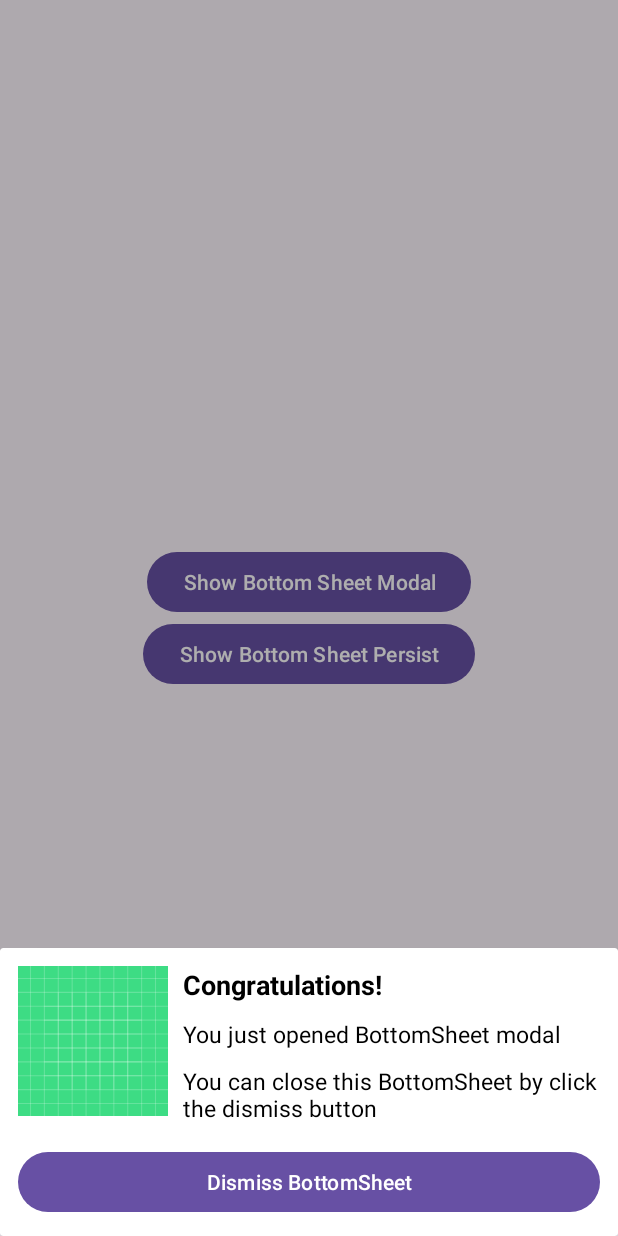
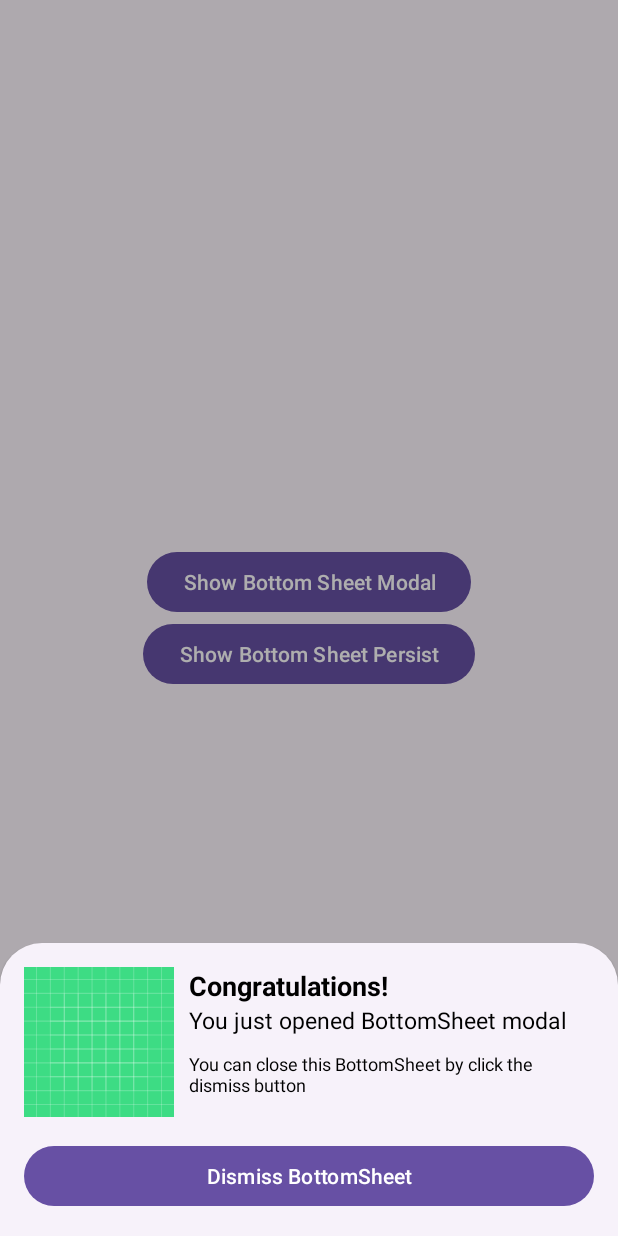
Before and after one commit to lckmnzans/example-BottomSheet, an Android app: the screen it shows after launch (MainActivity), after a tap on "Show Bottom Sheet Modal", on a phone screen of 412 x 824 dp. Run offline under Robolectric (Android 15) with nearby library versions, the phone set to English and light mode, and no system bars.

Commit message:
implementation finished

```diff
--- a/app/src/main/java/com/simple/bottomsheet/MainActivity.kt
+++ b/app/src/main/java/com/simple/bottomsheet/MainActivity.kt
@@ -35,5 +35,32 @@ class MainActivity : AppCompatActivity() {
 
         val bottomSheet: View = findViewById(R.id.bottom_sheet)
         val bottomSheetBehavior: BottomSheetBehavior<*> = BottomSheetBehavior.from(bottomSheet)
+        /*
+        * state in BottomSheetPersist
+        * - if BottomSheet state is hidden, it can only be expanded programmatically not by using slide up gesture
+        * - the BottomSheet hidden state can only be set by setting behavior_hideable to true
+        * */
+        bottomSheetBehavior.addBottomSheetCallback(object: BottomSheetBehavior.BottomSheetCallback() {
+            override fun onStateChanged(bottomSheet: View, newState: Int) {
+                when (newState) {
+                    BottomSheetBehavior.STATE_EXPANDED -> {
+                        btnShowBottomSheetPersist.setOnClickListener {
+                            bottomSheetBehavior.state = BottomSheetBehavior.STATE_HIDDEN
+                        }
+                    }
+                    else -> {
+                        btnShowBottomSheetPersist.setOnClickListener {
+                            bottomSheetBehavior.state = BottomSheetBehavior.STATE_EXPANDED
+                        }
+                    }
+                }
+            }
+
+            override fun onSlide(bottomSheet: View, slideOffset: Float) {
+                //
+            }
+        })
+
+
     }
 }
--- a/app/src/main/res/layout/bottom_sheet_modal.xml
+++ b/app/src/main/res/layout/bottom_sheet_modal.xml
@@ -1,25 +1,32 @@
 <?xml version="1.0" encoding="utf-8"?>
-<androidx.cardview.widget.CardView xmlns:android="http://schemas.android.com/apk/res/android"
+<androidx.constraintlayout.widget.ConstraintLayout xmlns:android="http://schemas.android.com/apk/res/android"
+    xmlns:tools="http://schemas.android.com/tools"
     android:layout_width="match_parent"
-    android:layout_height="wrap_content">
+    android:layout_height="wrap_content"
+    xmlns:app="http://schemas.android.com/apk/res-auto">
+
     <RelativeLayout
         android:layout_width="match_parent"
         android:layout_height="wrap_content"
-        android:layout_margin="2dp">
+        android:layout_margin="16dp"
+        app:layout_constraintEnd_toEndOf="parent"
+        app:layout_constraintStart_toStartOf="parent"
+        app:layout_constraintTop_toTopOf="parent"
+        app:layout_constraintBottom_toBottomOf="parent">
 
         <ImageView
             android:id="@+id/iv_bottom_sheet_modal"
             android:layout_width="100dp"
             android:layout_height="100dp"
-            android:layout_margin="10dp"
-            android:src="@drawable/ic_launcher_background" />
+            android:layout_marginEnd="10dp"
+            android:layout_marginBottom="10dp"
+            android:src="@drawable/ic_launcher_background"
+            tools:ignore="ContentDescription" />
 
         <TextView
             android:id="@+id/tv_title"
             android:layout_width="match_parent"
             android:layout_height="wrap_content"
-            android:layout_marginTop="10dp"
-            android:layout_marginEnd="10dp"
             android:layout_toEndOf="@id/iv_bottom_sheet_modal"
             android:text="@string/title"
             android:textColor="@color/black"
@@ -31,8 +38,6 @@
             android:layout_width="match_parent"
             android:layout_height="wrap_content"
             android:layout_below="@id/tv_title"
-            android:layout_marginTop="10dp"
-            android:layout_marginEnd="10dp"
             android:layout_toEndOf="@id/iv_bottom_sheet_modal"
             android:text="@string/message1"
             android:textColor="@color/black"
@@ -44,24 +49,20 @@
             android:layout_height="wrap_content"
             android:layout_below="@id/tv_message"
             android:layout_marginTop="10dp"
-            android:layout_marginEnd="10dp"
             android:layout_toEndOf="@id/iv_bottom_sheet_modal"
             android:text="@string/desc1"
             android:textColor="@color/black"
-            android:textSize="15sp" />
+            android:textSize="12sp" />
 
         <Button
             android:id="@+id/btn_dismiss"
             android:layout_width="match_parent"
             android:layout_height="wrap_content"
             android:layout_below="@id/iv_bottom_sheet_modal"
-            android:layout_marginStart="10dp"
-            android:layout_marginTop="10dp"
-            android:layout_marginEnd="10dp"
-            android:layout_marginBottom="10dp"
+            android:layout_marginTop="5dp"
             android:text="@string/dismiss"
             android:textAllCaps="false" />
 
     </RelativeLayout>
 
-</androidx.cardview.widget.CardView>
+</androidx.constraintlayout.widget.ConstraintLayout>
--- a/app/src/main/res/layout/bottom_sheet_persist.xml
+++ b/app/src/main/res/layout/bottom_sheet_persist.xml
@@ -1,11 +1,12 @@
 <?xml version="1.0" encoding="utf-8"?>
 <androidx.cardview.widget.CardView xmlns:android="http://schemas.android.com/apk/res/android"
+    xmlns:app="http://schemas.android.com/apk/res-auto"
+    android:id="@+id/bottom_sheet"
     android:layout_width="match_parent"
     android:layout_height="wrap_content"
-    xmlns:app="http://schemas.android.com/apk/res-auto"
-    android:id="@+id/bottom_sheet"
-    app:behavior_hideable="false"
+    app:behavior_hideable="true"
     app:behavior_peekHeight="15dp"
+    app:behavior_skipCollapsed="false"
     app:layout_behavior="com.google.android.material.bottomsheet.BottomSheetBehavior">
 
     <androidx.constraintlayout.utils.widget.ImageFilterView
```
